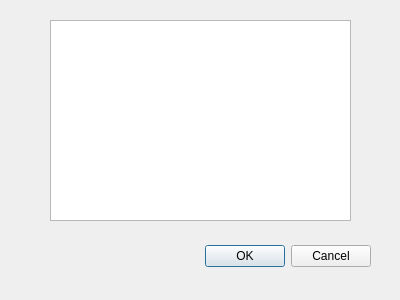
First picture: the form in scigui/sci_ui_local_search_result_dialog.ui, repository BillZhao007/SciManager, before the edit.
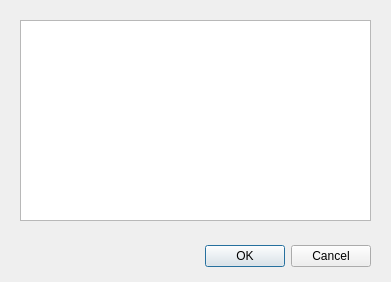
Second picture: the form after the edit.

The edit to the form file:
```diff
--- a/scigui/sci_ui_local_search_result_dialog.ui
+++ b/scigui/sci_ui_local_search_result_dialog.ui
@@ -6,8 +6,8 @@
    <rect>
     <x>0</x>
     <y>0</y>
-    <width>400</width>
-    <height>300</height>
+    <width>391</width>
+    <height>282</height>
    </rect>
   </property>
   <property name="windowTitle">
@@ -32,9 +32,9 @@
   <widget class="QListView" name="listView_search_result">
    <property name="geometry">
     <rect>
-     <x>50</x>
+     <x>20</x>
      <y>20</y>
-     <width>301</width>
+     <width>351</width>
      <height>201</height>
     </rect>
    </property>
```
Left out of the diff: 2 changed lines with no effect on the pictures.
